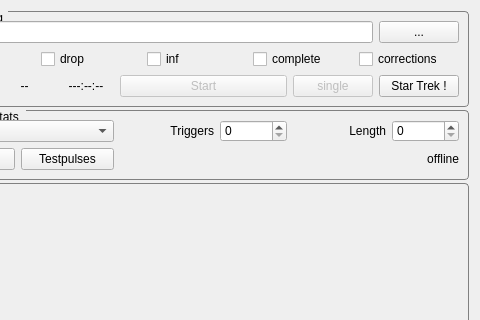
Before: the Qt Designer form SpidrMpx3Eq/qcstmglvisualization.ui in navrit/dexter, drawn with Qt 5; both pictures show x 710 to 1190 and y 0 to 320 of the 1190 by 634 pixel window.
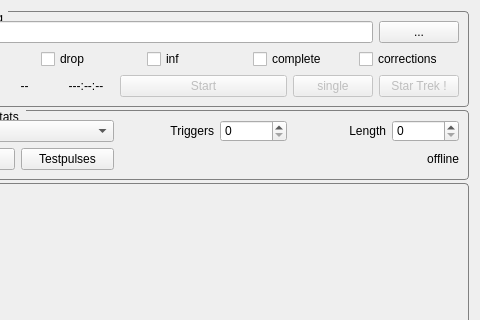
After: the same form once the commit is applied. Custom widgets are drawn as their Qt base class.

What changed in the file:
```diff
--- a/SpidrMpx3Eq/qcstmglvisualization.ui
+++ b/SpidrMpx3Eq/qcstmglvisualization.ui
@@ -328,6 +328,9 @@
             </item>
             <item row="0" column="7">
              <widget class="QPushButton" name="recoPushButton">
+              <property name="enabled">
+               <bool>false</bool>
+              </property>
               <property name="toolTip">
                <string>magic !</string>
               </property>
```
